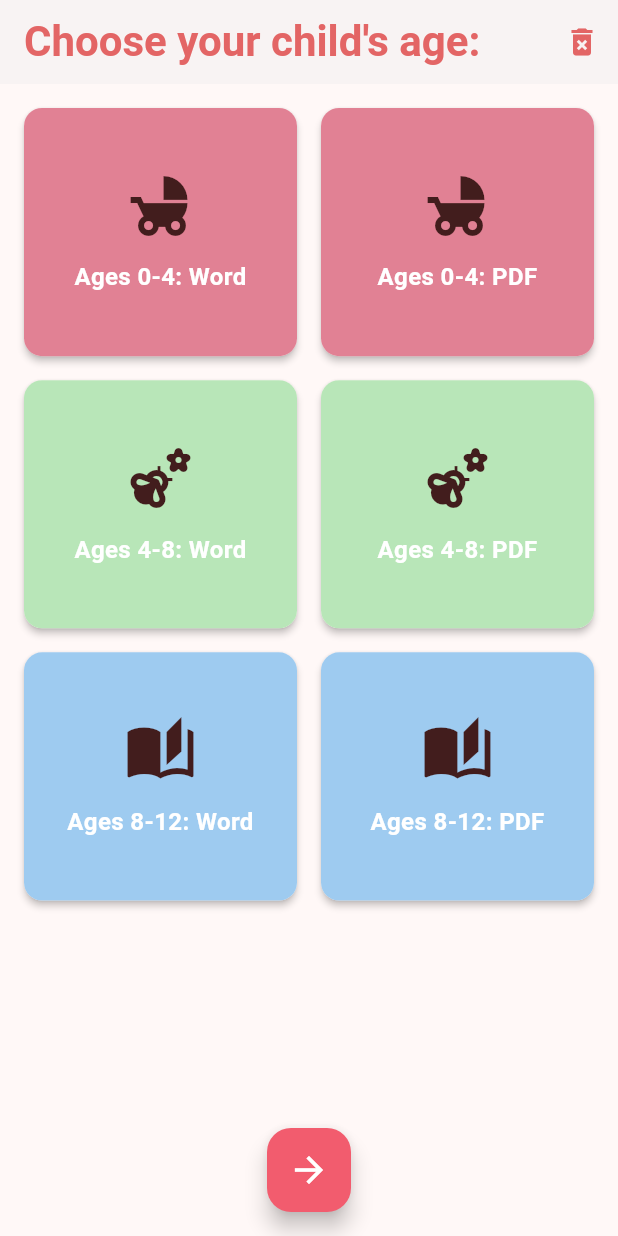
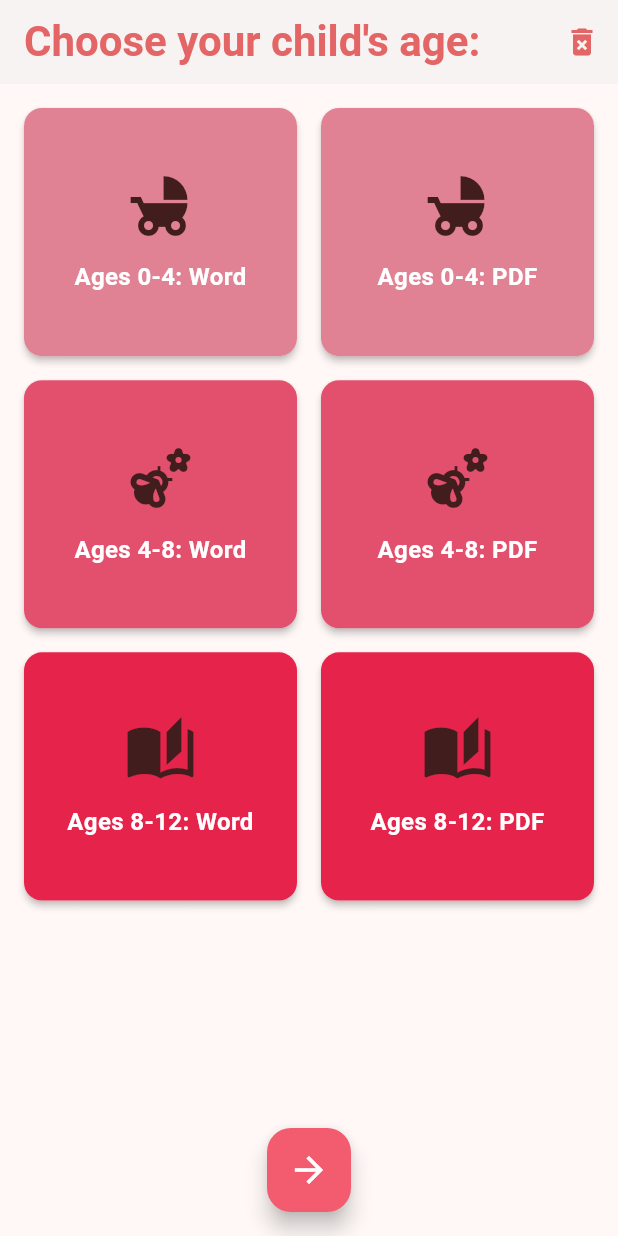
Before and after one commit to DanielShahar/AndroidBigProject, a Flutter app: the screen it shows after launch, on a phone screen of 412 x 824 dp. Run offline on Flutter 3.47's test engine with Material 3 defaults, Android fonts, the phone set to English and light mode, and no system bars; our stand-ins replace cloud_firestore, firebase_core, open_filex, permission_handler; missing offline and left inert: flutter_downloader; accounts and stored records are empty.

Commit message:
GUI color change

```diff
--- a/lib/screens/dashboard_screen.dart
+++ b/lib/screens/dashboard_screen.dart
@@ -42,28 +42,28 @@ class _DashboardScreenState extends State<DashboardScreen> {
       'icon': Icons.emoji_nature,
       'age': '4-8',
       'type': 'word',
-      'color': Color(0xFFB8E6B8), // Light green for middle age group
+      'color': Color.fromARGB(255, 226, 80, 109), // Light green for middle age group
     },
     {
       'label': 'Ages 4-8: PDF',
       'icon': Icons.emoji_nature,
       'age': '4-8',
       'type': 'pdf',
-      'color': Color(0xFFB8E6B8),
+      'color': Color.fromARGB(255, 226, 80, 109),
     },
     {
       'label': 'Ages 8-12: Word',
       'icon': Icons.auto_stories,
       'age': '8-12',
       'type': 'word',
-      'color': Color(0xFF9ECBF0), // Light blue for oldest age group
+      'color': Color.fromARGB(255, 230, 35, 74), // Light blue for oldest age group
     },
     {
       'label': 'Ages 8-12: PDF',
       'icon': Icons.auto_stories,
       'age': '8-12',
       'type': 'pdf',
-      'color': Color(0xFF9ECBF0),
+      'color': Color.fromARGB(255, 230, 35, 74),
     },
   ];
 
```
